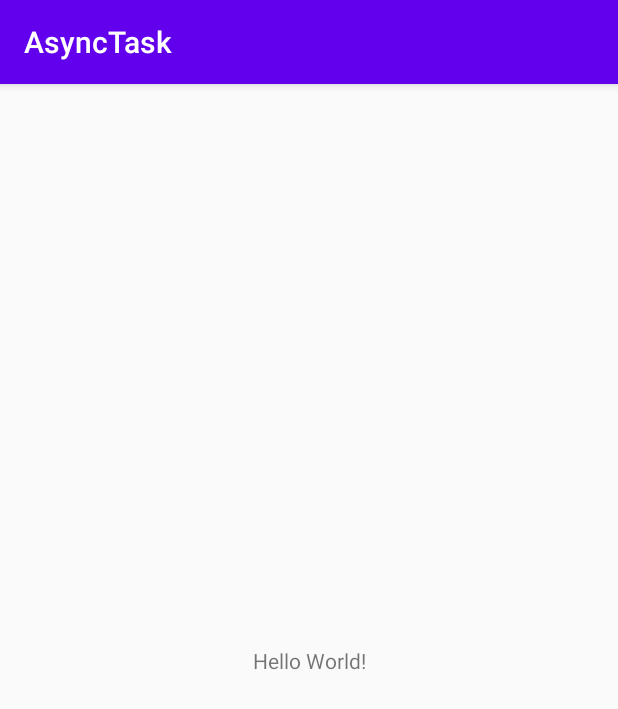
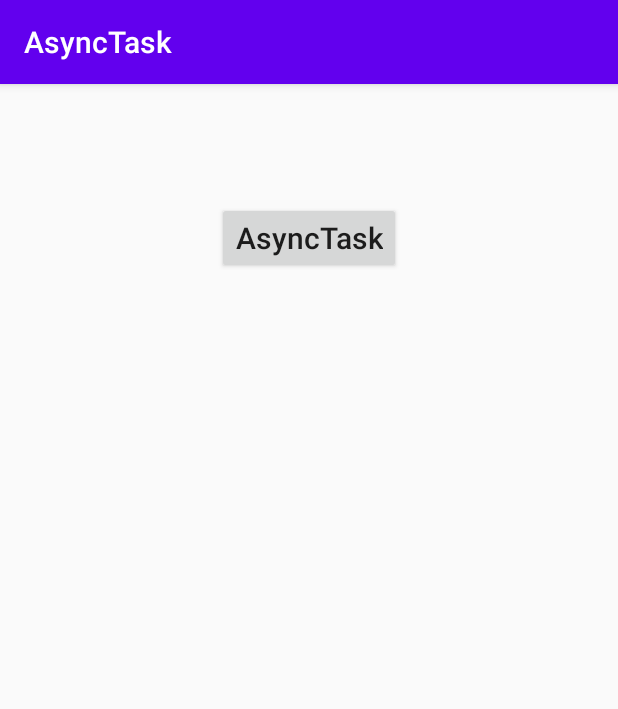
Before and after one commit to ujjwalmaity/AsyncTask, an Android app: the screen it shows after launch (MainActivity), on a phone screen of 412 x 824 dp. Shown: the top 709 px of the screen. Run offline under Robolectric (Android 15) with nearby library versions, the phone set to English and light mode, and no system bars.

Commit message:
Implement AsyncTask

```diff
--- a/app/src/main/res/layout/activity_main.xml
+++ b/app/src/main/res/layout/activity_main.xml
@@ -1,18 +1,53 @@
 <?xml version="1.0" encoding="utf-8"?>
-<androidx.constraintlayout.widget.ConstraintLayout xmlns:android="http://schemas.android.com/apk/res/android"
-    xmlns:app="http://schemas.android.com/apk/res-auto"
+<LinearLayout xmlns:android="http://schemas.android.com/apk/res/android"
     xmlns:tools="http://schemas.android.com/tools"
     android:layout_width="match_parent"
     android:layout_height="match_parent"
-    tools:context=".MainActivity">
+    android:gravity="center_horizontal"
+    android:orientation="vertical"
+    android:padding="10dp">
+
+    <LinearLayout
+        android:layout_width="match_parent"
+        android:layout_height="wrap_content"
+        android:orientation="horizontal">
+
+        <TextView
+            android:id="@+id/textView1"
+            android:layout_width="0dp"
+            android:layout_height="wrap_content"
+            android:layout_weight="1"
+            android:textAlignment="center"
+            android:textColor="@color/colorPrimaryDark"
+            android:textSize="22sp"
+            tools:text="textView1" />
+
+        <TextView
+            android:id="@+id/textView2"
+            android:layout_width="0dp"
+            android:layout_height="wrap_content"
+            android:layout_weight="1"
+            android:textAlignment="center"
+            android:textColor="@color/colorPrimary"
+            android:textSize="22sp"
+            tools:text="textView2" />
+    </LinearLayout>
 
     <TextView
+        android:id="@+id/textView3"
+        android:layout_width="match_parent"
+        android:layout_height="wrap_content"
+        android:textAlignment="center"
+        android:textColor="@color/colorAccent"
+        android:textSize="22sp"
+        tools:text="textView3" />
+
+    <Button
+        android:id="@+id/button"
         android:layout_width="wrap_content"
         android:layout_height="wrap_content"
-        android:text="Hello World!"
-        app:layout_constraintBottom_toBottomOf="parent"
-        app:layout_constraintLeft_toLeftOf="parent"
-        app:layout_constraintRight_toRightOf="parent"
-        app:layout_constraintTop_toTopOf="parent" />
-
-</androidx.constraintlayout.widget.ConstraintLayout>
+        android:layout_marginTop="10dp"
+        android:text="AsyncTask"
+        android:textAllCaps="false"
+        android:textSize="20sp" />
+</LinearLayout>
```
Also changed, not shown: app/src/main/java/dev/ujjwal/asynctask/MainActivity.java (+132 -0 lines).
